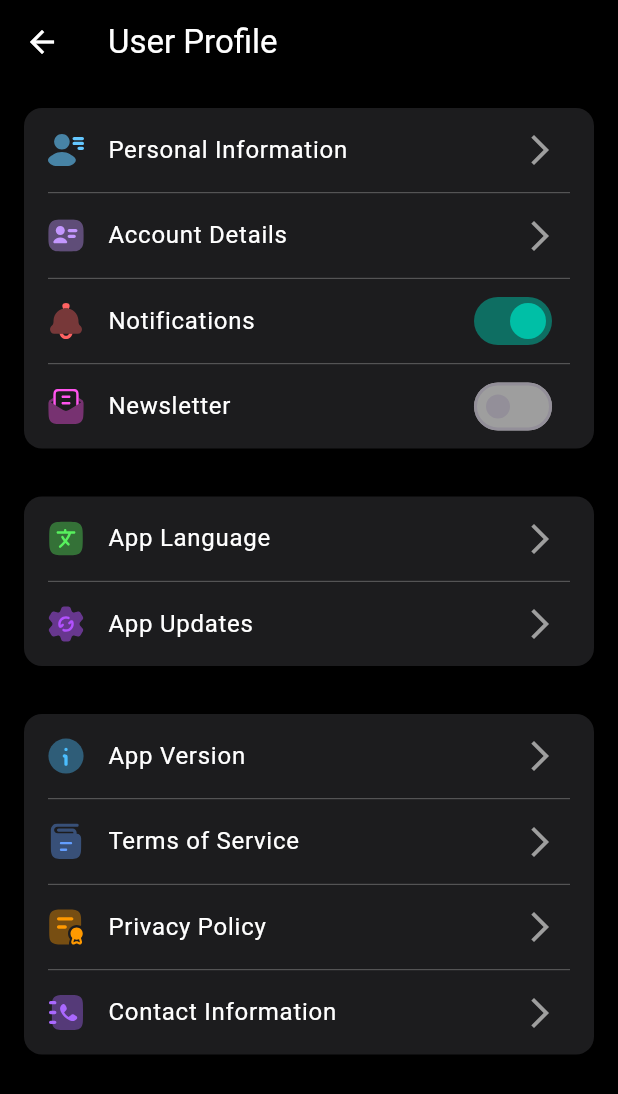
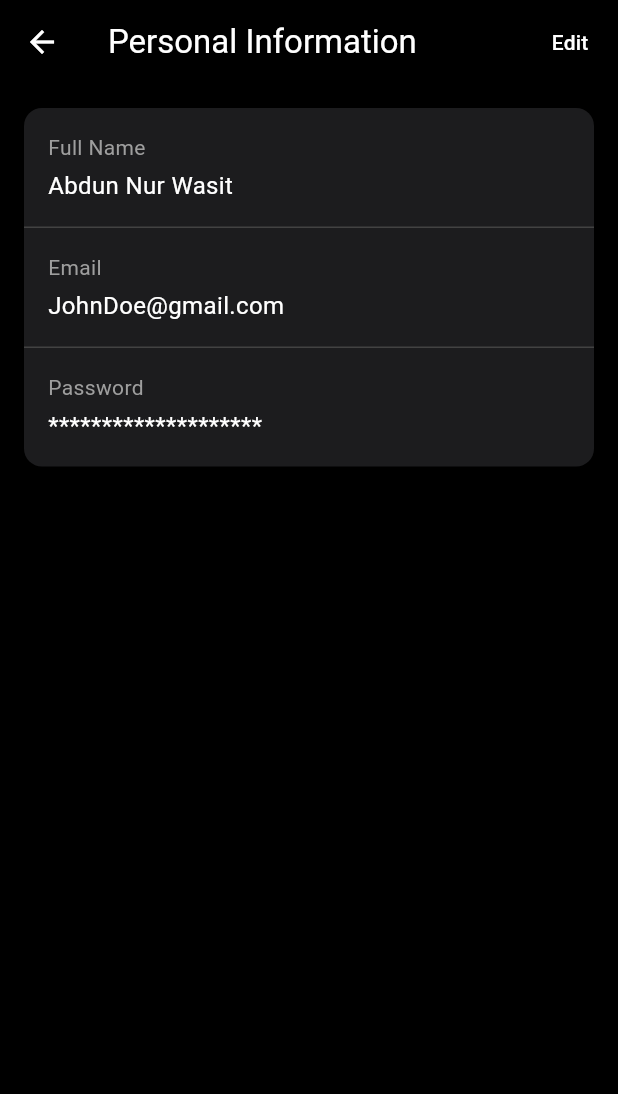
Before and after one commit to RaselHossen0/community_app, a Flutter app: the UserProfile screen opened directly, after a tap on "Personal Information", on a phone screen of 412 x 824 dp. Shown: the top 1094 px of the screen. Run offline on Flutter 3.47's test engine with Material 3 defaults, Android fonts, the phone set to English and light mode, and no system bars; our stand-ins replace flutter_riverpod, flutter_svg; network calls fail.

Commit message:
Contact ,personal info ,privacy ,terms

```diff
--- a/lib/home/ui/UserProfile.dart
+++ b/lib/home/ui/UserProfile.dart
@@ -1,5 +1,9 @@
 import 'package:flutter/material.dart';
 import 'package:flutter_svg/flutter_svg.dart';  // Import for SVG support
+import 'components/PersonalInfo.dart';
+import 'components/TermsAndServices.dart';
+import 'components/PrivacyPolicy.dart';
+import 'components/ContactInfoScreen.dart';
 
 class UserProfile extends StatelessWidget {
   @override
@@ -27,7 +31,12 @@ class UserProfile extends StatelessWidget {
               _buildSettingsSection(
                 context,
                 items: [
-                  _buildSettingItem('assets/icons/personalInfo.svg', "Personal Information", onTap: () {}),
+                  _buildSettingItem('assets/icons/personalInfo.svg', "Personal Information", onTap: () {
+                    Navigator.push(
+                      context,
+                      MaterialPageRoute(builder: (context) => PersonalInfo()),
+                    );
+                  }),
                   _buildDivider(),
                   _buildSettingItem('assets/icons/AccountDetails.svg', "Account Details", onTap: () {}),
                   _buildDivider(),
@@ -51,11 +60,22 @@ class UserProfile extends StatelessWidget {
                 items: [
                   _buildSettingItem('assets/icons/AppVersion.svg', "App Version", onTap: () {}),
                   _buildDivider(),
-                  _buildSettingItem('assets/icons/TermsofService.svg', "Terms of Service", onTap: () {}),
+                  _buildSettingItem('assets/icons/TermsofService.svg', "Terms of Service", onTap: () {
+                    Navigator.push(
+                      context,
+                      MaterialPageRoute(builder: (context) => TermsAndServices()),
+                    );
+                  }),
                   _buildDivider(),
-                  _buildSettingItem('assets/icons/PrivacyPolicy.svg', "Privacy Policy", onTap: () {}),
+                  _buildSettingItem('assets/icons/PrivacyPolicy.svg', "Privacy Policy", onTap: () {  Navigator.push(
+                    context,
+                    MaterialPageRoute(builder: (context) => PrivacyPolicy()),
+                  );}),
                   _buildDivider(),
-                  _buildSettingItem('assets/icons/ContactInformation.svg', "Contact Information", onTap: () {}),
+                  _buildSettingItem('assets/icons/ContactInformation.svg', "Contact Information", onTap: () {Navigator.push(
+                    context,
+                    MaterialPageRoute(builder: (context) => ContactInfoScreen()),
+                  );}),
                 ],
               ),
             ],
--- /dev/null
+++ b/lib/home/ui/components/PersonalInfo.dart
@@ -0,0 +1,82 @@
+import 'package:flutter/material.dart';
+
+class PersonalInfo extends StatelessWidget {
+  @override
+  Widget build(BuildContext context) {
+    return Scaffold(
+      appBar: AppBar(
+        backgroundColor: Colors.black,
+        title: Text(
+          'Personal Information',
+          style: TextStyle(color: Colors.white),
+        ),
+        leading: IconButton(
+          icon: Icon(Icons.arrow_back, color: Colors.white),
+          onPressed: () {
+            Navigator.pop(context);
+          },
+        ),
+        actions: [
+          TextButton(
+            onPressed: () {
+              // Edit functionality can be added here
+            },
+            child: Text(
+              'Edit',
+              style: TextStyle(color: Colors.white),
+            ),
+          ),
+        ],
+      ),
+      body: Container(
+        color: Colors.black,
+        child: Padding(
+          padding: const EdgeInsets.all(16.0),
+          child: Container(
+            decoration: BoxDecoration(
+              color: Color(0xFF1C1C1E),
+              borderRadius: BorderRadius.circular(12),
+            ),
+            child: Column(
+              mainAxisSize: MainAxisSize.min,
+              crossAxisAlignment: CrossAxisAlignment.start,
+              children: [
+                _buildInfoItem("Full Name", "Abdun Nur Wasit"),
+                Divider(color: Colors.grey[800], height: 1),
+                _buildInfoItem("Email", "JohnDoe@gmail.com"),
+                Divider(color: Colors.grey[800], height: 1),
+                _buildInfoItem("Password", "********************"),
+              ],
+            ),
+          ),
+        ),
+      ),
+    );
+  }
+
+  Widget _buildInfoItem(String title, String value) {
+    return Padding(
+      padding: const EdgeInsets.all(16),
+      child: Column(
+        crossAxisAlignment: CrossAxisAlignment.start,
+        children: [
+          Text(
+            title,
+            style: TextStyle(
+              color: Colors.grey,
+              fontSize: 14,
+            ),
+          ),
+          SizedBox(height: 4),
+          Text(
+            value,
+            style: TextStyle(
+              color: Colors.white,
+              fontSize: 16,
+            ),
+          ),
+        ],
+      ),
+    );
+  }
+}
```
Also changed, not shown: lib/home/ui/components/ContactInfoScreen.dart (added, +74 -0 lines), lib/home/ui/components/PrivacyPolicy.dart (added, +107 -0 lines), lib/home/ui/components/TermsAndServices.dart (added, +89 -0 lines).
